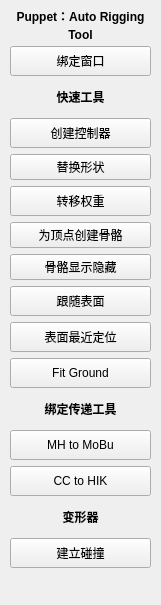
This is rig/mx_rig_tools.ui in benject/mx_toolpack as Qt 5 draws it before an edit. The edited form follows.
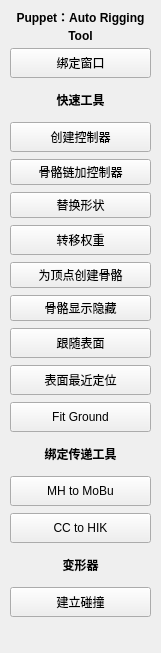
This is the edited form.

Commit message: add one to many constraint /  add ctrl to jnts tool

What changed in the file:
```diff
--- a/rig/mx_rig_tools.ui
+++ b/rig/mx_rig_tools.ui
@@ -7,7 +7,7 @@
     <x>0</x>
     <y>0</y>
     <width>161</width>
-    <height>605</height>
+    <height>653</height>
    </rect>
   </property>
   <property name="font">
@@ -24,15 +24,15 @@
      <x>10</x>
      <y>10</y>
      <width>141</width>
-     <height>561</height>
+     <height>611</height>
     </rect>
    </property>
    <layout class="QGridLayout" name="gridLayout">
     <property name="spacing">
      <number>6</number>
     </property>
-    <item row="3" column="0">
-     <widget class="QPushButton" name="pushButton_4">
+    <item row="16" column="0">
+     <widget class="QPushButton" name="pushButton_5">
       <property name="sizePolicy">
        <sizepolicy hsizetype="Preferred" vsizetype="Minimum">
         <horstretch>0</horstretch>
@@ -58,30 +58,15 @@
        </font>
       </property>
       <property name="text">
-       <string>创建控制器</string>
+       <string>CC to HIK</string>
+      </property>
+      <property name="autoExclusive">
+       <bool>false</bool>
       </property>
      </widget>
     </item>
-    <item row="1" column="0">
-     <widget class="QPushButton" name="pushButton_6">
-      <property name="sizePolicy">
-       <sizepolicy hsizetype="Preferred" vsizetype="Minimum">
-        <horstretch>0</horstretch>
-        <verstretch>0</verstretch>
-       </sizepolicy>
-      </property>
-      <property name="minimumSize">
-       <size>
-        <width>100</width>
-        <height>30</height>
-       </size>
-      </property>
-      <property name="maximumSize">
-       <size>
-        <width>16777215</width>
-        <height>30</height>
-       </size>
-      </property>
+    <item row="8" column="0">
+     <widget class="QPushButton" name="pushButton_11">
       <property name="font">
        <font>
         <family>Arial</family>
@@ -89,11 +74,113 @@
        </font>
       </property>
       <property name="text">
-       <string>绑定窗口</string>
+       <string>为顶点创建骨骼</string>
       </property>
      </widget>
     </item>
     <item row="10" column="0">
+     <widget class="QPushButton" name="pushButton_7">
+      <property name="minimumSize">
+       <size>
+        <width>100</width>
+        <height>30</height>
+       </size>
+      </property>
+      <property name="maximumSize">
+       <size>
+        <width>16777215</width>
+        <height>30</height>
+       </size>
+      </property>
+      <property name="font">
+       <font>
+        <family>Arial</family>
+        <pointsize>9</pointsize>
+       </font>
+      </property>
+      <property name="text">
+       <string>跟随表面</string>
+      </property>
+     </widget>
+    </item>
+    <item row="14" column="0">
+     <widget class="QLabel" name="label_5">
+      <property name="minimumSize">
+       <size>
+        <width>80</width>
+        <height>0</height>
+       </size>
+      </property>
+      <property name="maximumSize">
+       <size>
+        <width>16777215</width>
+        <height>30</height>
+       </size>
+      </property>
+      <property name="font">
+       <font>
+        <family>Arial</family>
+        <pointsize>9</pointsize>
+        <weight>75</weight>
+        <bold>true</bold>
+       </font>
+      </property>
+      <property name="text">
+       <string>绑定传递工具</string>
+      </property>
+      <property name="alignment">
+       <set>Qt::AlignCenter</set>
+      </property>
+     </widget>
+    </item>
+    <item row="15" column="0">
+     <widget class="QPushButton" name="pushButton_2">
+      <property name="sizePolicy">
+       <sizepolicy hsizetype="Preferred" vsizetype="Minimum">
+        <horstretch>0</horstretch>
+        <verstretch>0</verstretch>
+       </sizepolicy>
+      </property>
+      <property name="minimumSize">
+       <size>
+        <width>100</width>
+        <height>30</height>
+       </size>
+      </property>
+      <property name="maximumSize">
+       <size>
+        <width>16777215</width>
+        <height>30</height>
+       </size>
+      </property>
+      <property name="font">
+       <font>
+        <family>Arial</family>
+        <pointsize>9</pointsize>
+       </font>
+      </property>
+      <property name="text">
+       <string>MH to MoBu</string>
+      </property>
+      <property name="autoExclusive">
+       <bool>false</bool>
+      </property>
+     </widget>
+    </item>
+    <item row="9" column="0">
+     <widget class="QPushButton" name="pushButton_9">
+      <property name="font">
+       <font>
+        <family>Arial</family>
+        <pointsize>9</pointsize>
+       </font>
+      </property>
+      <property name="text">
+       <string>骨骼显示隐藏</string>
+      </property>
+     </widget>
+    </item>
+    <item row="11" column="0">
      <widget class="QPushButton" name="pushButton_8">
       <property name="minimumSize">
        <size>
@@ -121,7 +208,7 @@
       </property>
      </widget>
     </item>
-    <item row="5" column="0">
+    <item row="6" column="0">
      <widget class="QPushButton" name="pushButton_1">
       <property name="sizePolicy">
        <sizepolicy hsizetype="Preferred" vsizetype="Minimum">
@@ -152,11 +239,17 @@
       </property>
      </widget>
     </item>
-    <item row="16" column="0">
-     <widget class="QLabel" name="label_6">
+    <item row="3" column="0">
+     <widget class="QPushButton" name="pushButton_4">
+      <property name="sizePolicy">
+       <sizepolicy hsizetype="Preferred" vsizetype="Minimum">
+        <horstretch>0</horstretch>
+        <verstretch>0</verstretch>
+       </sizepolicy>
+      </property>
       <property name="minimumSize">
        <size>
-        <width>80</width>
+        <width>100</width>
         <height>30</height>
        </size>
       </property>
@@ -170,20 +263,15 @@
        <font>
         <family>Arial</family>
         <pointsize>9</pointsize>
-        <weight>75</weight>
-        <bold>true</bold>
        </font>
       </property>
       <property name="text">
-       <string>变形器</string>
-      </property>
-      <property name="alignment">
-       <set>Qt::AlignCenter</set>
+       <string>创建控制器</string>
       </property>
      </widget>
     </item>
-    <item row="12" column="0">
-     <widget class="QPushButton" name="pushButton_3">
+    <item row="1" column="0">
+     <widget class="QPushButton" name="pushButton_6">
       <property name="sizePolicy">
        <sizepolicy hsizetype="Preferred" vsizetype="Minimum">
         <horstretch>0</horstretch>
@@ -209,7 +297,7 @@
        </font>
       </property>
       <property name="text">
-       <string>Fit Ground</string>
+       <string>绑定窗口</string>
       </property>
      </widget>
     </item>
@@ -243,17 +331,11 @@
       </property>
      </widget>
     </item>
-    <item row="14" column="0">
-     <widget class="QPushButton" name="pushButton_2">
-      <property name="sizePolicy">
-       <sizepolicy hsizetype="Preferred" vsizetype="Minimum">
-        <horstretch>0</horstretch>
-        <verstretch>0</verstretch>
-       </sizepolicy>
-      </property>
+    <item row="17" column="0">
+     <widget class="QLabel" name="label_6">
       <property name="minimumSize">
        <size>
-        <width>100</width>
+        <width>80</width>
         <height>30</height>
        </size>
       </property>
@@ -267,47 +349,30 @@
        <font>
         <family>Arial</family>
         <pointsize>9</pointsize>
+        <weight>75</weight>
+        <bold>true</bold>
        </font>
       </property>
       <property name="text">
-       <string>MH to MoBu</string>
+       <string>变形器</string>
       </property>
-      <property name="autoExclusive">
-       <bool>false</bool>
-      </property>
-     </widget>
-    </item>
-    <item row="9" column="0">
-     <widget class="QPushButton" name="pushButton_7">
-      <property name="minimumSize">
-       <size>
-        <width>100</width>
-        <height>30</height>
-       </size>
-      </property>
-      <property name="maximumSize">
-       <size>
-        <width>16777215</width>
-        <height>30</height>
-       </size>
-      </property>
-      <property name="font">
-       <font>
-        <family>Arial</family>
-        <pointsize>9</pointsize>
-       </font>
-      </property>
-      <property name="text">
-       <string>跟随表面</string>
+      <property name="alignment">
+       <set>Qt::AlignCenter</set>
       </property>
      </widget>
     </item>
     <item row="13" column="0">
-     <widget class="QLabel" name="label_5">
+     <widget class="QPushButton" name="pushButton_3">
+      <property name="sizePolicy">
+       <sizepolicy hsizetype="Preferred" vsizetype="Minimum">
+        <horstretch>0</horstretch>
+        <verstretch>0</verstretch>
+       </sizepolicy>
+      </property>
       <property name="minimumSize">
        <size>
-        <width>80</width>
-        <height>0</height>
+        <width>100</width>
+        <height>30</height>
        </size>
       </property>
       <property name="maximumSize">
@@ -320,28 +385,10 @@
        <font>
         <family>Arial</family>
         <pointsize>9</pointsize>
-        <weight>75</weight>
-        <bold>true</bold>
        </font>
       </property>
       <property name="text">
-       <string>绑定传递工具</string>
-      </property>
-      <property name="alignment">
-       <set>Qt::AlignCenter</set>
-      </property>
-     </widget>
-    </item>
-    <item row="8" column="0">
-     <widget class="QPushButton" name="pushButton_9">
-      <property name="font">
-       <font>
-        <family>Arial</family>
-        <pointsize>9</pointsize>
-       </font>
-      </property>
-      <property name="text">
-       <string>骨骼显示隐藏</string>
+       <string>Fit Ground</string>
       </property>
      </widget>
     </item>
@@ -372,7 +419,20 @@
       </property>
      </widget>
     </item>
-    <item row="17" column="0">
+    <item row="5" column="0">
+     <widget class="QPushButton" name="pushButton_10">
+      <property name="font">
+       <font>
+        <family>Arial</family>
+        <pointsize>9</pointsize>
+       </font>
+      </property>
+      <property name="text">
+       <string>替换形状</string>
+      </property>
+     </widget>
+    </item>
+    <item row="18" column="0">
      <widget class="QPushButton" name="pushButton">
       <property name="sizePolicy">
        <sizepolicy hsizetype="Preferred" vsizetype="Minimum">
@@ -407,7 +467,7 @@
      </widget>
     </item>
     <item row="4" column="0">
-     <widget class="QPushButton" name="pushButton_10">
+     <widget class="QPushButton" name="pushButton_12">
       <property name="font">
        <font>
         <family>Arial</family>
@@ -415,54 +475,7 @@
        </font>
       </property>
       <property name="text">
-       <string>替换形状</string>
-      </property>
-     </widget>
-    </item>
-    <item row="15" column="0">
-     <widget class="QPushButton" name="pushButton_5">
-      <property name="sizePolicy">
-       <sizepolicy hsizetype="Preferred" vsizetype="Minimum">
-        <horstretch>0</horstretch>
-        <verstretch>0</verstretch>
-       </sizepolicy>
-      </property>
-      <property name="minimumSize">
-       <size>
-        <width>100</width>
-        <height>30</height>
-       </size>
-      </property>
-      <property name="maximumSize">
-       <size>
-        <width>16777215</width>
-        <height>30</height>
-       </size>
-      </property>
-      <property name="font">
-       <font>
-        <family>Arial</family>
-        <pointsize>9</pointsize>
-       </font>
-      </property>
-      <property name="text">
-       <string>CC to HIK</string>
-      </property>
-      <property name="autoExclusive">
-       <bool>false</bool>
-      </property>
-     </widget>
-    </item>
-    <item row="7" column="0">
-     <widget class="QPushButton" name="pushButton_11">
-      <property name="font">
-       <font>
-        <family>Arial</family>
-        <pointsize>9</pointsize>
-       </font>
-      </property>
-      <property name="text">
-       <string>为顶点创建骨骼</string>
+       <string>骨骼链加控制器</string>
       </property>
      </widget>
     </item>
```
The commit also changes 33 other files.
